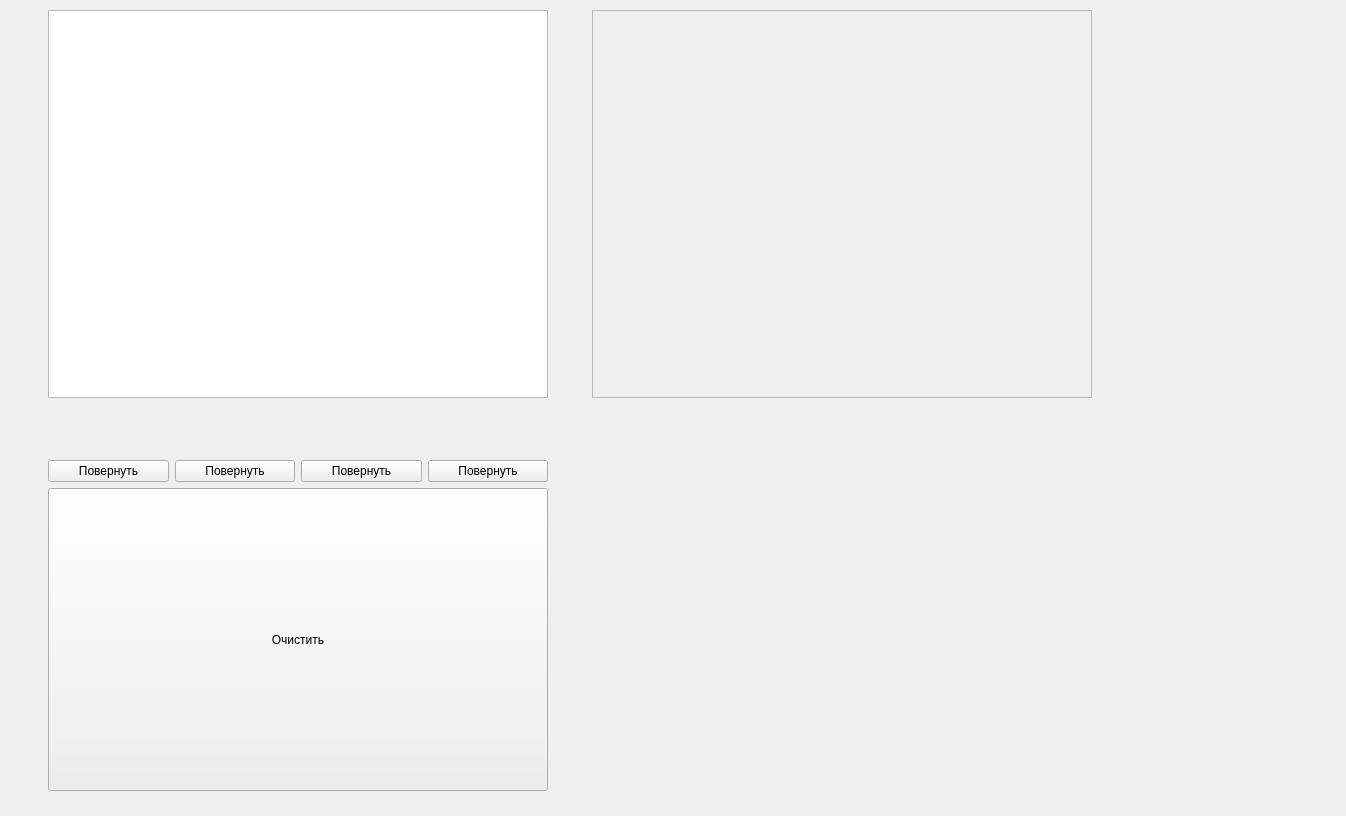
This is main-window.ui in sergsenta1995/battleship as Qt 5 draws it before an edit. The edited form follows.
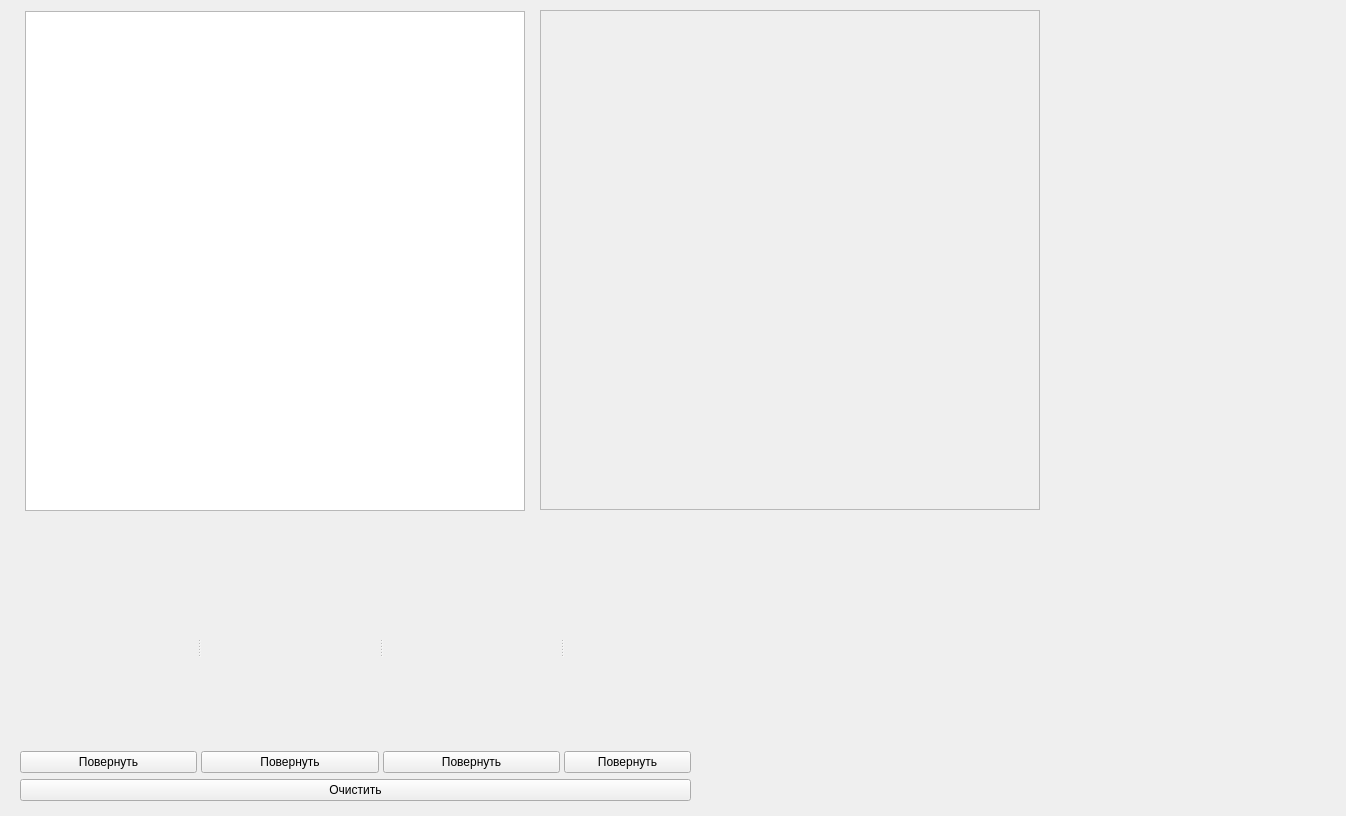
This is the edited form. Icons and pictures are not drawn. Custom widgets are drawn as their Qt base class.

```diff
--- a/main-window.ui
+++ b/main-window.ui
@@ -13,164 +13,247 @@
   <property name="windowTitle">
    <string>Form</string>
   </property>
-  <widget class="QWidget" name="gridLayoutWidget">
+  <widget class="QWidget" name="verticalLayoutWidget">
    <property name="geometry">
     <rect>
-     <x>10</x>
-     <y>10</y>
-     <width>1121</width>
-     <height>781</height>
+     <x>20</x>
+     <y>520</y>
+     <width>671</width>
+     <height>281</height>
     </rect>
    </property>
-   <layout class="QGridLayout" name="gridLayout">
-    <item row="0" column="1">
-     <widget class="Field" name="field_2_graphicsView">
-      <property name="enabled">
-       <bool>false</bool>
+   <layout class="QVBoxLayout" name="verticalLayout">
+    <item>
+     <widget class="QSplitter" name="splitter">
+      <property name="orientation">
+       <enum>Qt::Horizontal</enum>
       </property>
-      <property name="sizePolicy">
-       <sizepolicy hsizetype="Maximum" vsizetype="Maximum">
-        <horstretch>0</horstretch>
-        <verstretch>0</verstretch>
-       </sizepolicy>
-      </property>
-      <property name="minimumSize">
-       <size>
-        <width>0</width>
-        <height>0</height>
-       </size>
-      </property>
-      <property name="maximumSize">
-       <size>
-        <width>500</width>
-        <height>500</height>
-       </size>
-      </property>
-      <property name="verticalScrollBarPolicy">
-       <enum>Qt::ScrollBarAlwaysOff</enum>
-      </property>
-      <property name="horizontalScrollBarPolicy">
-       <enum>Qt::ScrollBarAlwaysOff</enum>
-      </property>
-      <property name="interactive">
-       <bool>true</bool>
-      </property>
-      <property name="sceneRect">
-       <rectf>
-        <x>0.000000000000000</x>
-        <y>0.000000000000000</y>
-        <width>500.000000000000000</width>
-        <height>500.000000000000000</height>
-       </rectf>
-      </property>
-      <property name="alignment">
-       <set>Qt::AlignCenter</set>
-      </property>
-     </widget>
-    </item>
-    <item row="0" column="0">
-     <widget class="Field" name="field_1_graphicsView">
-      <property name="enabled">
-       <bool>true</bool>
-      </property>
-      <property name="sizePolicy">
-       <sizepolicy hsizetype="Maximum" vsizetype="Maximum">
-        <horstretch>0</horstretch>
-        <verstretch>0</verstretch>
-       </sizepolicy>
-      </property>
-      <property name="minimumSize">
-       <size>
-        <width>0</width>
-        <height>0</height>
-       </size>
-      </property>
-      <property name="maximumSize">
-       <size>
-        <width>500</width>
-        <height>500</height>
-       </size>
-      </property>
-      <property name="lineWidth">
-       <number>0</number>
-      </property>
-      <property name="verticalScrollBarPolicy">
-       <enum>Qt::ScrollBarAlwaysOff</enum>
-      </property>
-      <property name="horizontalScrollBarPolicy">
-       <enum>Qt::ScrollBarAlwaysOff</enum>
-      </property>
-      <property name="interactive">
-       <bool>true</bool>
-      </property>
-      <property name="sceneRect">
-       <rectf>
-        <x>0.000000000000000</x>
-        <y>0.000000000000000</y>
-        <width>510.000000000000000</width>
-        <height>510.000000000000000</height>
-       </rectf>
-      </property>
-      <property name="dragMode">
-       <enum>QGraphicsView::NoDrag</enum>
-      </property>
-     </widget>
-    </item>
-    <item row="2" column="0">
-     <layout class="QGridLayout" name="gridLayout_2">
-      <property name="sizeConstraint">
-       <enum>QLayout::SetMaximumSize</enum>
-      </property>
-      <property name="horizontalSpacing">
-       <number>6</number>
-      </property>
-      <item row="2" column="1">
-       <widget class="QPushButton" name="rotate_3_desk_ship_pushButton">
-        <property name="text">
-         <string>Повернуть</string>
-        </property>
-       </widget>
-      </item>
-      <item row="2" column="2">
-       <widget class="QPushButton" name="rotate_2_desk_ship_pushButton">
-        <property name="text">
-         <string>Повернуть</string>
-        </property>
-       </widget>
-      </item>
-      <item row="3" column="0" colspan="4">
-       <layout class="QHBoxLayout" name="horizontalLayout">
-        <item>
-         <widget class="QPushButton" name="clear_field_pushButton">
+      <widget class="QWidget" name="">
+       <layout class="QGridLayout" name="gridLayout_4">
+        <item row="2" column="1">
+         <spacer name="verticalSpacer_4_bottom">
+          <property name="orientation">
+           <enum>Qt::Vertical</enum>
+          </property>
+          <property name="sizeHint" stdset="0">
+           <size>
+            <width>20</width>
+            <height>40</height>
+           </size>
+          </property>
+         </spacer>
+        </item>
+        <item row="3" column="0" colspan="3">
+         <widget class="QPushButton" name="rotate_4_desk_ship_pushButton">
           <property name="sizePolicy">
-           <sizepolicy hsizetype="Minimum" vsizetype="Minimum">
+           <sizepolicy hsizetype="Expanding" vsizetype="Fixed">
             <horstretch>0</horstretch>
             <verstretch>0</verstretch>
            </sizepolicy>
           </property>
           <property name="text">
-           <string>Очистить</string>
+           <string>Повернуть</string>
           </property>
+          <property name="flat">
+           <bool>false</bool>
+          </property>
          </widget>
         </item>
+        <item row="1" column="1">
+         <widget class="Ship" name="ship_4_label">
+          <property name="sizePolicy">
+           <sizepolicy hsizetype="Maximum" vsizetype="Maximum">
+            <horstretch>0</horstretch>
+            <verstretch>0</verstretch>
+           </sizepolicy>
+          </property>
+          <property name="maximumSize">
+           <size>
+            <width>200</width>
+            <height>50</height>
+           </size>
+          </property>
+          <property name="text">
+           <string/>
+          </property>
+          <property name="pixmap">
+           <pixmap resource="images.qrc">:/images/ships/ship_4.png</pixmap>
+          </property>
+          <property name="scaledContents">
+           <bool>true</bool>
+          </property>
+         </widget>
+        </item>
+        <item row="1" column="2">
+         <spacer name="horizontalSpacer_4_right">
+          <property name="orientation">
+           <enum>Qt::Horizontal</enum>
+          </property>
+          <property name="sizeHint" stdset="0">
+           <size>
+            <width>40</width>
+            <height>20</height>
+           </size>
+          </property>
+         </spacer>
+        </item>
+        <item row="0" column="1">
+         <spacer name="verticalSpacer_4_top">
+          <property name="orientation">
+           <enum>Qt::Vertical</enum>
+          </property>
+          <property name="sizeHint" stdset="0">
+           <size>
+            <width>20</width>
+            <height>40</height>
+           </size>
+          </property>
+         </spacer>
+        </item>
+        <item row="1" column="0">
+         <spacer name="horizontalSpacer_4_left">
+          <property name="orientation">
+           <enum>Qt::Horizontal</enum>
+          </property>
+          <property name="sizeHint" stdset="0">
+           <size>
+            <width>40</width>
+            <height>20</height>
+           </size>
+          </property>
+         </spacer>
+        </item>
        </layout>
-      </item>
-      <item row="2" column="3">
-       <widget class="QPushButton" name="rotate_1_desk_ship_pushButton">
-        <property name="text">
-         <string>Повернуть</string>
-        </property>
-       </widget>
-      </item>
-      <item row="0" column="0" colspan="4">
+      </widget>
+      <widget class="QWidget" name="">
        <layout class="QGridLayout" name="gridLayout_3">
-        <property name="sizeConstraint">
-         <enum>QLayout::SetMaximumSize</enum>
-        </property>
-        <property name="verticalSpacing">
-         <number>500</number>
-        </property>
-        <item row="0" column="2">
+        <item row="1" column="0">
+         <spacer name="horizontalSpacer_3_left">
+          <property name="orientation">
+           <enum>Qt::Horizontal</enum>
+          </property>
+          <property name="sizeHint" stdset="0">
+           <size>
+            <width>40</width>
+            <height>20</height>
+           </size>
+          </property>
+         </spacer>
+        </item>
+        <item row="1" column="2">
+         <spacer name="horizontalSpacer_3_right">
+          <property name="orientation">
+           <enum>Qt::Horizontal</enum>
+          </property>
+          <property name="sizeHint" stdset="0">
+           <size>
+            <width>40</width>
+            <height>20</height>
+           </size>
+          </property>
+         </spacer>
+        </item>
+        <item row="2" column="1">
+         <spacer name="verticalSpacer_3_bottom">
+          <property name="orientation">
+           <enum>Qt::Vertical</enum>
+          </property>
+          <property name="sizeHint" stdset="0">
+           <size>
+            <width>20</width>
+            <height>40</height>
+           </size>
+          </property>
+         </spacer>
+        </item>
+        <item row="1" column="1">
+         <widget class="Ship" name="ship_3_label">
+          <property name="sizePolicy">
+           <sizepolicy hsizetype="Minimum" vsizetype="Maximum">
+            <horstretch>0</horstretch>
+            <verstretch>0</verstretch>
+           </sizepolicy>
+          </property>
+          <property name="maximumSize">
+           <size>
+            <width>150</width>
+            <height>50</height>
+           </size>
+          </property>
+          <property name="baseSize">
+           <size>
+            <width>150</width>
+            <height>50</height>
+           </size>
+          </property>
+          <property name="text">
+           <string/>
+          </property>
+          <property name="pixmap">
+           <pixmap resource="images.qrc">:/images/ships/ship_3.png</pixmap>
+          </property>
+          <property name="scaledContents">
+           <bool>true</bool>
+          </property>
+         </widget>
+        </item>
+        <item row="0" column="1">
+         <spacer name="verticalSpacer_3_top">
+          <property name="orientation">
+           <enum>Qt::Vertical</enum>
+          </property>
+          <property name="sizeHint" stdset="0">
+           <size>
+            <width>20</width>
+            <height>40</height>
+           </size>
+          </property>
+         </spacer>
+        </item>
+        <item row="3" column="0" colspan="3">
+         <widget class="QPushButton" name="rotate_3_desk_ship_pushButton">
+          <property name="sizePolicy">
+           <sizepolicy hsizetype="Expanding" vsizetype="Fixed">
+            <horstretch>0</horstretch>
+            <verstretch>0</verstretch>
+           </sizepolicy>
+          </property>
+          <property name="text">
+           <string>Повернуть</string>
+          </property>
+         </widget>
+        </item>
+       </layout>
+      </widget>
+      <widget class="QWidget" name="">
+       <layout class="QGridLayout" name="gridLayout_2">
+        <item row="1" column="0">
+         <spacer name="horizontalSpacer_2_left">
+          <property name="orientation">
+           <enum>Qt::Horizontal</enum>
+          </property>
+          <property name="sizeHint" stdset="0">
+           <size>
+            <width>40</width>
+            <height>20</height>
+           </size>
+          </property>
+         </spacer>
+        </item>
+        <item row="0" column="1">
+         <spacer name="verticalSpacer_2_top">
+          <property name="orientation">
+           <enum>Qt::Vertical</enum>
+          </property>
+          <property name="sizeHint" stdset="0">
+           <size>
+            <width>20</width>
+            <height>40</height>
+           </size>
+          </property>
+         </spacer>
+        </item>
+        <item row="1" column="1">
          <widget class="Ship" name="ship_2_label">
           <property name="enabled">
            <bool>true</bool>
@@ -210,64 +293,64 @@
           </property>
          </widget>
         </item>
+        <item row="1" column="2">
+         <spacer name="horizontalSpacer_2_right">
+          <property name="orientation">
+           <enum>Qt::Horizontal</enum>
+          </property>
+          <property name="sizeHint" stdset="0">
+           <size>
+            <width>40</width>
+            <height>20</height>
+           </size>
+          </property>
+         </spacer>
+        </item>
+        <item row="2" column="1">
+         <spacer name="verticalSpacer_2_bottom">
+          <property name="orientation">
+           <enum>Qt::Vertical</enum>
+          </property>
+          <property name="sizeHint" stdset="0">
+           <size>
+            <width>20</width>
+            <height>40</height>
+           </size>
+          </property>
+         </spacer>
+        </item>
+        <item row="3" column="0" colspan="3">
+         <widget class="QPushButton" name="rotate_2_desk_ship_pushButton">
+          <property name="text">
+           <string>Повернуть</string>
+          </property>
+         </widget>
+        </item>
+       </layout>
+      </widget>
+      <widget class="QWidget" name="">
+       <layout class="QGridLayout" name="gridLayout_1">
         <item row="0" column="1">
-         <widget class="Ship" name="ship_3_label">
-          <property name="sizePolicy">
-           <sizepolicy hsizetype="Minimum" vsizetype="Maximum">
-            <horstretch>0</horstretch>
-            <verstretch>0</verstretch>
-           </sizepolicy>
+         <spacer name="verticalSpacer_1_top">
+          <property name="orientation">
+           <enum>Qt::Vertical</enum>
           </property>
-          <property name="maximumSize">
+          <property name="sizeHint" stdset="0">
            <size>
-            <width>150</width>
-            <height>50</height>
+            <width>20</width>
+            <height>40</height>
            </size>
           </property>
-          <property name="baseSize">
-           <size>
-            <width>150</width>
-            <height>50</height>
-           </size>
-          </property>
-          <property name="text">
-           <string/>
-          </property>
-          <property name="pixmap">
-           <pixmap resource="images.qrc">:/images/ships/ship_3.png</pixmap>
-          </property>
-          <property name="scaledContents">
-           <bool>true</bool>
-          </property>
-         </widget>
+         </spacer>
         </item>
-        <item row="0" column="0">
-         <widget class="Ship" name="ship_4_label">
-          <property name="sizePolicy">
-           <sizepolicy hsizetype="Minimum" vsizetype="Maximum">
-            <horstretch>0</horstretch>
-            <verstretch>0</verstretch>
-           </sizepolicy>
-          </property>
-          <property name="maximumSize">
-           <size>
-            <width>200</width>
-            <height>50</height>
-           </size>
-          </property>
-          <property name="text">
-           <string/>
-          </property>
-          <property name="pixmap">
-           <pixmap resource="images.qrc">:/images/ships/ship_4.png</pixmap>
-          </property>
-          <property name="scaledContents">
-           <bool>true</bool>
-          </property>
-         </widget>
-        </item>
-        <item row="0" column="3">
+        <item row="1" column="1">
          <widget class="Ship" name="ship_1_label">
+          <property name="sizePolicy">
+           <sizepolicy hsizetype="Fixed" vsizetype="Preferred">
+            <horstretch>0</horstretch>
+            <verstretch>0</verstretch>
+           </sizepolicy>
+          </property>
           <property name="maximumSize">
            <size>
             <width>50</width>
@@ -285,19 +368,176 @@
           </property>
          </widget>
         </item>
+        <item row="2" column="1">
+         <spacer name="verticalSpacer_1_bottom">
+          <property name="orientation">
+           <enum>Qt::Vertical</enum>
+          </property>
+          <property name="sizeHint" stdset="0">
+           <size>
+            <width>20</width>
+            <height>40</height>
+           </size>
+          </property>
+         </spacer>
+        </item>
+        <item row="3" column="0" colspan="3">
+         <widget class="QPushButton" name="rotate_1_desk_ship_pushButton">
+          <property name="text">
+           <string>Повернуть</string>
+          </property>
+         </widget>
+        </item>
+        <item row="1" column="2">
+         <spacer name="horizontalSpacer_1_right">
+          <property name="orientation">
+           <enum>Qt::Horizontal</enum>
+          </property>
+          <property name="sizeHint" stdset="0">
+           <size>
+            <width>13</width>
+            <height>47</height>
+           </size>
+          </property>
+         </spacer>
+        </item>
+        <item row="1" column="0">
+         <spacer name="horizontalSpacer_1_left">
+          <property name="orientation">
+           <enum>Qt::Horizontal</enum>
+          </property>
+          <property name="sizeHint" stdset="0">
+           <size>
+            <width>13</width>
+            <height>47</height>
+           </size>
+          </property>
+         </spacer>
+        </item>
        </layout>
-      </item>
-      <item row="2" column="0">
-       <widget class="QPushButton" name="rotate_4_desk_ship_pushButton">
-        <property name="text">
-         <string>Повернуть</string>
-        </property>
-       </widget>
-      </item>
-     </layout>
+      </widget>
+     </widget>
+    </item>
+    <item>
+     <widget class="QPushButton" name="clear_field_pushButton">
+      <property name="sizePolicy">
+       <sizepolicy hsizetype="Minimum" vsizetype="Fixed">
+        <horstretch>0</horstretch>
+        <verstretch>0</verstretch>
+       </sizepolicy>
+      </property>
+      <property name="text">
+       <string>Очистить</string>
+      </property>
+     </widget>
     </item>
    </layout>
   </widget>
+  <widget class="Field" name="field_1_graphicsView">
+   <property name="enabled">
+    <bool>true</bool>
+   </property>
+   <property name="geometry">
+    <rect>
+     <x>25</x>
+     <y>11</y>
+     <width>500</width>
+     <height>500</height>
+    </rect>
+   </property>
+   <property name="sizePolicy">
+    <sizepolicy hsizetype="Maximum" vsizetype="Maximum">
+     <horstretch>0</horstretch>
+     <verstretch>0</verstretch>
+    </sizepolicy>
+   </property>
+   <property name="minimumSize">
+    <size>
+     <width>0</width>
+     <height>0</height>
+    </size>
+   </property>
+   <property name="maximumSize">
+    <size>
+     <width>500</width>
+     <height>500</height>
+    </size>
+   </property>
+   <property name="lineWidth">
+    <number>0</number>
+   </property>
+   <property name="verticalScrollBarPolicy">
+    <enum>Qt::ScrollBarAlwaysOff</enum>
+   </property>
+   <property name="horizontalScrollBarPolicy">
+    <enum>Qt::ScrollBarAlwaysOff</enum>
+   </property>
+   <property name="interactive">
+    <bool>true</bool>
+   </property>
+   <property name="sceneRect">
+    <rectf>
+     <x>0.000000000000000</x>
+     <y>0.000000000000000</y>
+     <width>510.000000000000000</width>
+     <height>510.000000000000000</height>
+    </rectf>
+   </property>
+   <property name="dragMode">
+    <enum>QGraphicsView::NoDrag</enum>
+   </property>
+  </widget>
+  <widget class="Field" name="field_2_graphicsView">
+   <property name="enabled">
+    <bool>false</bool>
+   </property>
+   <property name="geometry">
+    <rect>
+     <x>540</x>
+     <y>10</y>
+     <width>500</width>
+     <height>500</height>
+    </rect>
+   </property>
+   <property name="sizePolicy">
+    <sizepolicy hsizetype="Maximum" vsizetype="Maximum">
+     <horstretch>0</horstretch>
+     <verstretch>0</verstretch>
+    </sizepolicy>
+   </property>
+   <property name="minimumSize">
+    <size>
+     <width>0</width>
+     <height>0</height>
+    </size>
+   </property>
+   <property name="maximumSize">
+    <size>
+     <width>500</width>
+     <height>500</height>
+    </size>
+   </property>
+   <property name="verticalScrollBarPolicy">
+    <enum>Qt::ScrollBarAlwaysOff</enum>
+   </property>
+   <property name="horizontalScrollBarPolicy">
+    <enum>Qt::ScrollBarAlwaysOff</enum>
+   </property>
+   <property name="interactive">
+    <bool>true</bool>
+   </property>
+   <property name="sceneRect">
+    <rectf>
+     <x>0.000000000000000</x>
+     <y>0.000000000000000</y>
+     <width>500.000000000000000</width>
+     <height>500.000000000000000</height>
+    </rectf>
+   </property>
+   <property name="alignment">
+    <set>Qt::AlignCenter</set>
+   </property>
+  </widget>
  </widget>
  <customwidgets>
   <customwidget>
```
